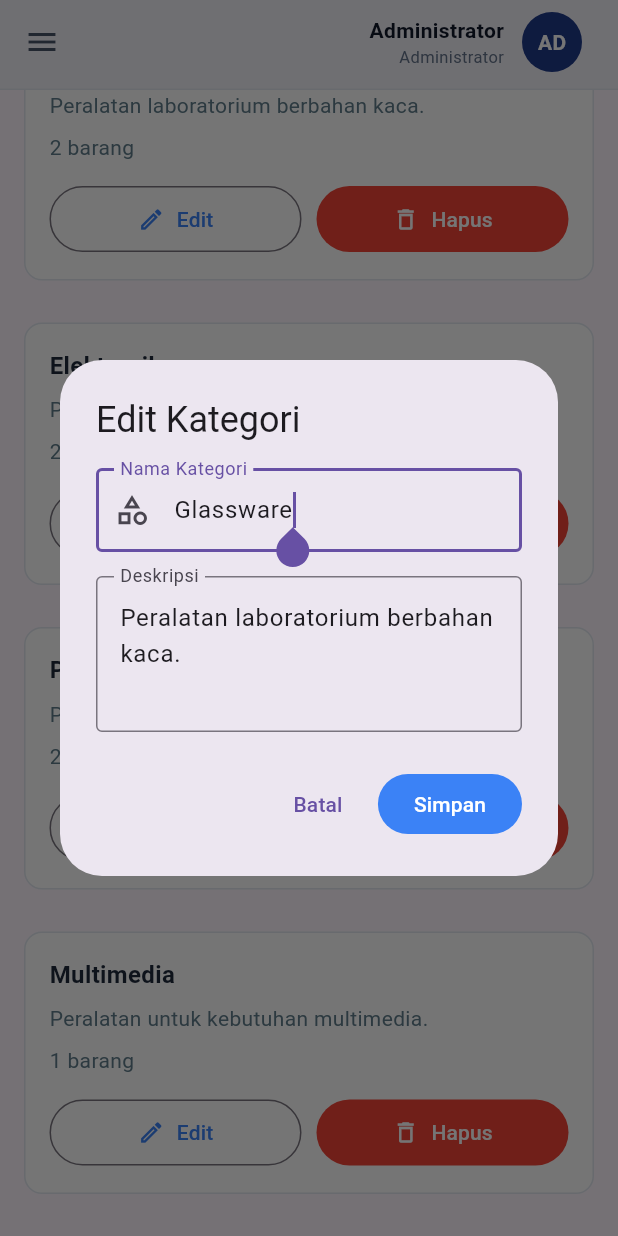
After one commit to Hazsaja/FrontEndPBM_Project_Inventaris, a Flutter app: the KategoriPage screen opened by its route, scrolled down 734 dp, after a tap on "Edit", on a phone screen of 412 x 824 dp. The commit adds this screen. Run offline on Flutter 3.47's test engine with Material 3 defaults, Android fonts, the light colour scheme and no system bars; our stand-ins replace file_picker.

Commit message:
fitur/tambah kategori beserta formnya

```diff
--- a/lib/main.dart
+++ b/lib/main.dart
@@ -5,6 +5,7 @@ import 'page/barang.dart';
 import 'page/location_lab.dart';
 import 'page/katalog.dart';
 import 'page/login.dart';
+import 'page/kategori.dart';
 
 //Jadi setiap kalian bikin page baru tolong diimport disini.
 void main() {
@@ -27,6 +28,7 @@ class MyApp extends StatelessWidget {
         'barang.dart': (context) => Barang(),
         'location_lab.dart': (context) => LocationLab(),
         'katalog.dart': (context) => Katalog(),
+        'kategori.dart': (context) => KategoriPage(),
       },
     );
   }
--- /dev/null
+++ b/lib/model/kategori_model.dart
@@ -0,0 +1,19 @@
+class Kategori {
+  String nama;
+  String deskripsi;
+
+  Kategori({
+    required this.nama,
+    required this.deskripsi,
+  });
+}
+
+class DataBarangInventaris {
+  final String nama;
+  final String kategori;
+
+  DataBarangInventaris({
+    required this.nama,
+    required this.kategori,
+  });
+}
--- /dev/null
+++ b/lib/page/kategori.dart
@@ -0,0 +1,469 @@
+import 'package:flutter/material.dart';
+import 'package:inventaris_v_pbm/sidennavbar/customAppBar.dart';
+
+import '../sidennavbar/sidebar.dart';
+import '../model/kategori_model.dart';
+import '../widgets/kategori_card.dart';
+import 'kategori_form_dialog.dart';
+
+class KategoriPage extends StatefulWidget {
+  const KategoriPage({super.key});
+
+  @override
+  State<KategoriPage> createState() => _KategoriPageState();
+}
+
+class _KategoriPageState extends State<KategoriPage> {
+  final TextEditingController searchController = TextEditingController();
+
+  final List<Kategori> daftarKategori = [
+    Kategori(
+      nama: 'Alat Lab',
+      deskripsi: 'Peralatan untuk kebutuhan laboratorium.',
+    ),
+    Kategori(
+      nama: 'Glassware',
+      deskripsi: 'Peralatan laboratorium berbahan kaca.',
+    ),
+    Kategori(
+      nama: 'Elektronik',
+      deskripsi: 'Peralatan elektronik laboratorium.',
+    ),
+    Kategori(
+      nama: 'Peralatan Komputer',
+      deskripsi: 'Perangkat komputer dan perlengkapannya.',
+    ),
+    Kategori(
+      nama: 'Multimedia',
+      deskripsi: 'Peralatan untuk kebutuhan multimedia.',
+    ),
+  ];
+
+  final List<DataBarangInventaris> daftarBarang = [
+    DataBarangInventaris(nama: 'Mikroskop', kategori: 'Alat Lab'),
+    DataBarangInventaris(nama: 'Gelas Ukur', kategori: 'Glassware'),
+    DataBarangInventaris(nama: 'Multimeter', kategori: 'Elektronik'),
+    DataBarangInventaris(nama: 'Keyboard', kategori: 'Peralatan Komputer'),
+    DataBarangInventaris(nama: 'Proyektor', kategori: 'Multimedia'),
+    DataBarangInventaris(nama: 'Tabung Reaksi', kategori: 'Glassware'),
+    DataBarangInventaris(nama: 'Laptop', kategori: 'Peralatan Komputer'),
+    DataBarangInventaris(nama: 'Osiloskop', kategori: 'Elektronik'),
+  ];
+
+  String kataKunci = '';
+
+  @override
+  void dispose() {
+    searchController.dispose();
+    super.dispose();
+  }
+
+  List<Kategori> get kategoriTampil {
+    final query = kataKunci.trim().toLowerCase();
+
+    if (query.isEmpty) {
+      return daftarKategori;
+    }
+
+    return daftarKategori.where((kategori) {
+      return kategori.nama.toLowerCase().contains(query) ||
+          kategori.deskripsi.toLowerCase().contains(query);
+    }).toList();
+  }
+
+  int hitungBarang(String namaKategori) {
+    return daftarBarang
+        .where((barang) => barang.kategori == namaKategori)
+        .length;
+  }
+
+  Future<void> tampilkanForm({Kategori? kategori}) async {
+    // Simpan referensi kategori yang akan diedit.
+    // Jika null, berarti pengguna sedang menambahkan kategori baru.
+    final Kategori? kategoriEdit = kategori;
+
+    final List<String> namaKategori = daftarKategori
+        .where((item) => !identik(item, kategoriEdit))
+        .map((item) => item.nama)
+        .toList();
+
+    final hasil = await showDialog<Map<String, String>>(
+      context: context,
+      barrierDismissible: false,
+      builder: (dialogContext) {
+        return KategoriFormDialog(
+          kategori: kategoriEdit,
+          namaKategori: namaKategori,
+        );
+      },
+    );
+
+    if (!mounted || hasil == null) {
+      return;
+    }
+
+    final String namaBaru = (hasil['nama'] ?? '').trim();
+    final String deskripsiBaru = (hasil['deskripsi'] ?? '').trim();
+
+    if (namaBaru.isEmpty || deskripsiBaru.isEmpty) {
+      return;
+    }
+
+    setState(() {
+      if (kategoriEdit != null) {
+        // Perbarui kategori yang sudah ada.
+        final String namaLama = kategoriEdit.nama;
+
+        kategoriEdit.nama = namaBaru;
+        kategoriEdit.deskripsi = deskripsiBaru;
+
+        // Sesuaikan nama kategori pada barang yang sudah terhubung.
+        for (final barang in daftarBarang) {
+          if (barang.kategori == namaLama) {
+            // DataBarangInventaris.kategori bersifat final,
+            // jadi barang perlu diganti dengan objek baru.
+            final index = daftarBarang.indexOf(barang);
+
+            daftarBarang[index] = DataBarangInventaris(
+              nama: barang.nama,
+              kategori: namaBaru,
+            );
+          }
+        }
+      } else {
+        // Tambahkan kategori baru.
+        daftarKategori.add(Kategori(nama: namaBaru, deskripsi: deskripsiBaru));
+      }
+    });
+  }
+
+  bool identik(Kategori item, Kategori? kategoriEdit) {
+    return kategoriEdit != null && identical(item, kategoriEdit);
+  }
+
+  void hapusKategori(Kategori kategori) {
+    final int jumlahBarang = hitungBarang(kategori.nama);
+
+    if (jumlahBarang > 0) {
+      ScaffoldMessenger.of(context).showSnackBar(
+        SnackBar(
+          content: Text(
+            'Kategori "${kategori.nama}" tidak dapat dihapus '
+            'karena masih memiliki $jumlahBarang barang.',
+          ),
+          backgroundColor: Colors.orange.shade800,
+        ),
+      );
+      return;
+    }
+
+    showDialog<void>(
+      context: context,
+      builder: (dialogContext) {
+        return AlertDialog(
+          title: const Text('Hapus Kategori'),
+          content: Text(
+            'Apakah kamu yakin ingin menghapus kategori '
+            '"${kategori.nama}"?',
+          ),
+          actions: [
+            TextButton(
+              onPressed: () => Navigator.pop(dialogContext),
+              child: const Text('Batal'),
+            ),
+            ElevatedButton(
+              style: ElevatedButton.styleFrom(
+                backgroundColor: Colors.red,
+                foregroundColor: Colors.white,
+              ),
+              onPressed: () {
+                setState(() {
+                  daftarKategori.remove(kategori);
+                });
+
+                Navigator.pop(dialogContext);
+
+                ScaffoldMessenger.of(context).showSnackBar(
+                  const SnackBar(content: Text('Kategori berhasil dihapus.')),
+                );
+              },
+              child: const Text('Hapus'),
+            ),
+          ],
+        );
+      },
+    );
+  }
+
+  @override
+  Widget build(BuildContext context) {
+    final bool isMobile = MediaQuery.of(context).size.width < 600;
+    final List<Kategori> dataTampil = kategoriTampil;
+
+    return Scaffold(
+      appBar: CustomAppBar(),
+      drawer: const MyDrawer(currentroute: 'kategori.dart'),
+      body: SafeArea(
+        child: SingleChildScrollView(
+          padding: EdgeInsets.all(isMobile ? 16 : 24),
+          child: Column(
+            crossAxisAlignment: CrossAxisAlignment.start,
+            children: [
+              const Text(
+                'Kategori Barang',
+                style: TextStyle(
+                  fontSize: 26,
+                  fontWeight: FontWeight.bold,
+                  color: Color(0xFF172554),
+                ),
+              ),
+              const SizedBox(height: 8),
+              Text(
+                'Kelola kategori barang inventaris laboratorium.',
+                style: TextStyle(fontSize: 14, color: Colors.grey.shade600),
+              ),
+              const SizedBox(height: 24),
+
+              // Ringkasan kategori dan barang.
+              LayoutBuilder(
+                builder: (context, constraints) {
+                  final bool narrow = constraints.maxWidth < 500;
+
+                  return Wrap(
+                    spacing: 16,
+                    runSpacing: 16,
+                    children: [
+                      _buildSummaryCard(
+                        title: 'Total Kategori',
+                        value: daftarKategori.length.toString(),
+                        icon: Icons.category_outlined,
+                        color: const Color(0xFF2563EB),
+                        width: narrow
+                            ? constraints.maxWidth
+                            : (constraints.maxWidth - 16) / 2,
+                      ),
+                      _buildSummaryCard(
+                        title: 'Total Barang',
+                        value: daftarBarang.length.toString(),
+                        icon: Icons.inventory_2_outlined,
+                        color: const Color(0xFF16A34A),
+                        width: narrow
+                            ? constraints.maxWidth
+                            : (constraints.maxWidth - 16) / 2,
+                      ),
+                    ],
+                  );
+                },
+              ),
+              const SizedBox(height: 24),
+
+              // Pencarian dan tombol tambah.
+              if (isMobile) ...[
+                SizedBox(
+                  width: double.infinity,
+                  child: ElevatedButton.icon(
+                    onPressed: () => tampilkanForm(),
+                    icon: const Icon(Icons.add),
+                    label: const Text('Tambah Kategori'),
+                    style: ElevatedButton.styleFrom(
+                      backgroundColor: const Color(0xFF1D4ED8),
+                      foregroundColor: Colors.white,
+                      padding: const EdgeInsets.symmetric(vertical: 14),
+                    ),
+                  ),
+                ),
+                const SizedBox(height: 12),
+                _buildSearchField(),
+              ] else
+                Row(
+                  children: [
+                    Expanded(child: _buildSearchField()),
+                    const SizedBox(width: 16),
+                    ElevatedButton.icon(
+                      onPressed: () => tampilkanForm(),
+                      icon: const Icon(Icons.add),
+                      label: const Text('Tambah Kategori'),
+                      style: ElevatedButton.styleFrom(
+                        backgroundColor: const Color(0xFF1D4ED8),
+                        foregroundColor: Colors.white,
+                        padding: const EdgeInsets.symmetric(
+                          horizontal: 18,
+                          vertical: 16,
+                        ),
+                      ),
+                    ),
+                  ],
+                ),
+
+              const SizedBox(height: 24),
+
+              // Daftar kategori.
+              if (dataTampil.isEmpty)
+                Container(
+                  width: double.infinity,
+                  padding: const EdgeInsets.all(32),
+                  decoration: BoxDecoration(
+                    color: Colors.white,
+                    borderRadius: BorderRadius.circular(12),
+                    border: Border.all(color: Colors.grey.shade200),
+                  ),
+                  child: Column(
+                    children: [
+                      Icon(
+                        Icons.search_off,
+                        size: 48,
+                        color: Colors.grey.shade400,
+                      ),
+                      const SizedBox(height: 12),
+                      Text(
+                        kataKunci.isEmpty
+                            ? 'Belum ada kategori.'
+                            : 'Kategori tidak ditemukan.',
+                        style: TextStyle(
+                          fontSize: 16,
+                          color: Colors.grey.shade600,
+                        ),
+                      ),
+                    ],
+                  ),
+                )
+              else
+                LayoutBuilder(
+                  builder: (context, constraints) {
+                    final int columns = constraints.maxWidth >= 1100
+                        ? 3
+                        : constraints.maxWidth >= 700
+                            ? 2
+                            : 1;
+
+                    final double spacing = 16;
+                    final double cardWidth =
+                        (constraints.maxWidth - (spacing * (columns - 1))) /
+                            columns;
+
+                    return Wrap(
+                      spacing: spacing,
+                      runSpacing: spacing,
+                      children: dataTampil.map((kategori) {
+                        return SizedBox(
+                          width: cardWidth,
+                          child: KategoriCard(
+                            kategori: kategori,
+                            jumlahBarang: hitungBarang(kategori.nama),
+                            isMobile: isMobile,
+                            onEdit: () => tampilkanForm(kategori: kategori),
+                            onDelete: () => hapusKategori(kategori),
+                          ),
+                        );
+                      }).toList(),
+                    );
+                  },
+                ),
+            ],
+          ),
+        ),
+      ),
+    );
+  }
+
+  Widget _buildSearchField() {
+    return TextField(
+      controller: searchController,
+      onChanged: (value) {
+        setState(() {
+          kataKunci = value;
+        });
+      },
+      decoration: InputDecoration(
+        hintText: 'Cari nama atau deskripsi kategori...',
+        prefixIcon: const Icon(Icons.search),
+        suffixIcon: kataKunci.isNotEmpty
+            ? IconButton(
+                tooltip: 'Hapus pencarian',
+                onPressed: () {
+                  searchController.clear();
+                  setState(() {
+                    kataKunci = '';
+                  });
+                },
+                icon: const Icon(Icons.close),
+              )
+            : null,
+        filled: true,
+        fillColor: Colors.white,
+        border: OutlineInputBorder(
+          borderRadius: BorderRadius.circular(10),
+          borderSide: BorderSide(color: Colors.grey.shade300),
+        ),
+        enabledBorder: OutlineInputBorder(
+          borderRadius: BorderRadius.circular(10),
+          borderSide: BorderSide(color: Colors.grey.shade300),
+        ),
+        contentPadding: const EdgeInsets.symmetric(
+          horizontal: 16,
+          vertical: 14,
+        ),
+      ),
+    );
+  }
+
+  Widget _buildSummaryCard({
+    required String title,
+    required String value,
+    required IconData icon,
+    required Color color,
+    required double width,
+  }) {
+    return SizedBox(
+      width: width,
+      child: Container(
+        padding: const EdgeInsets.all(20),
+        decoration: BoxDecoration(
+          color: Colors.white,
+          borderRadius: BorderRadius.circular(12),
+          border: Border.all(color: Colors.grey.shade200),
+          boxShadow: [
+            BoxShadow(
+              color: Colors.black.withValues(alpha: 0.03),
+              blurRadius: 8,
+              offset: const Offset(0, 3),
+            ),
+          ],
+        ),
+        child: Row(
+          children: [
+            Container(
+              padding: const EdgeInsets.all(12),
+              decoration: BoxDecoration(
+                color: color.withValues(alpha: 0.1),
+                borderRadius: BorderRadius.circular(10),
+              ),
+              child: Icon(icon, color: color, size: 26),
+            ),
+            const SizedBox(width: 16),
+            Expanded(
+              child: Column(
+                crossAxisAlignment: CrossAxisAlignment.start,
+                children: [
+                  Text(
+                    title,
+                    style: TextStyle(color: Colors.grey.shade600, fontSize: 13),
+                  ),
+                  const SizedBox(height: 6),
+                  Text(
+                    value,
+                    style: const TextStyle(
+                      fontSize: 24,
+                      fontWeight: FontWeight.bold,
+                      color: Color(0xFF172554),
+                    ),
+                  ),
+                ],
+              ),
+            ),
+          ],
+        ),
+      ),
+    );
+  }
+}
--- /dev/null
+++ b/lib/page/kategori_form_dialog.dart
@@ -0,0 +1,134 @@
+import 'package:flutter/material.dart';
+import '../model/kategori_model.dart';
+
+class KategoriFormDialog extends StatefulWidget {
+  final Kategori? kategori;
+  final List<String> namaKategori;
+
+  const KategoriFormDialog({
+    super.key,
+    this.kategori,
+    required this.namaKategori,
+  });
+
+  @override
+  State<KategoriFormDialog> createState() => _KategoriFormDialogState();
+}
+
+class _KategoriFormDialogState extends State<KategoriFormDialog> {
+  final _formKey = GlobalKey<FormState>();
+
+  late final TextEditingController namaController;
+  late final TextEditingController deskripsiController;
+
+  bool get sedangEdit => widget.kategori != null;
+
+  @override
+  void initState() {
+    super.initState();
+
+    namaController = TextEditingController(text: widget.kategori?.nama ?? '');
+
+    deskripsiController = TextEditingController(
+      text: widget.kategori?.deskripsi ?? '',
+    );
+  }
+
+  @override
+  void dispose() {
+    namaController.dispose();
+    deskripsiController.dispose();
+    super.dispose();
+  }
+
+  void simpan() {
+    if (!_formKey.currentState!.validate()) return;
+
+    Navigator.of(context).pop(<String, String>{
+      'nama': namaController.text.trim(),
+      'deskripsi': deskripsiController.text.trim(),
+    });
+  }
+
+  @override
+  Widget build(BuildContext context) {
+    return AlertDialog(
+      title: Text(sedangEdit ? 'Edit Kategori' : 'Tambah Kategori'),
+      content: SizedBox(
+        width: 420,
+        child: Form(
+          key: _formKey,
+          child: SingleChildScrollView(
+            child: Column(
+              mainAxisSize: MainAxisSize.min,
+              children: [
+                TextFormField(
+                  controller: namaController,
+                  autofocus: true,
+                  textCapitalization: TextCapitalization.words,
+                  decoration: const InputDecoration(
+                    labelText: 'Nama Kategori',
+                    hintText: 'Contoh: Elektronik',
+                    prefixIcon: Icon(Icons.category_outlined),
+                    border: OutlineInputBorder(),
+                  ),
+                  validator: (value) {
+                    if (value == null || value.trim().isEmpty) {
+                      return 'Nama kategori wajib diisi';
+                    }
+
+                    final nama = value.trim().toLowerCase();
+
+                    final namaLama = widget.kategori?.nama.toLowerCase();
+
+                    final duplikat = widget.namaKategori.any((item) {
+                      return item.toLowerCase() == nama &&
+                          item.toLowerCase() != namaLama;
+                    });
+
+                    if (duplikat) {
+                      return 'Nama kategori sudah digunakan';
+                    }
+
+                    return null;
+                  },
+                ),
+                const SizedBox(height: 16),
+                TextFormField(
+                  controller: deskripsiController,
+                  maxLines: 3,
+                  decoration: const InputDecoration(
+                    labelText: 'Deskripsi',
+                    hintText: 'Masukkan deskripsi kategori',
+                    alignLabelWithHint: true,
+                    border: OutlineInputBorder(),
+                  ),
+                  validator: (value) {
+                    if (value == null || value.trim().isEmpty) {
+                      return 'Deskripsi wajib diisi';
+                    }
+
+                    return null;
+                  },
+                ),
+              ],
+            ),
+          ),
+        ),
+      ),
+      actions: [
+        TextButton(
+          onPressed: () => Navigator.of(context).pop(),
+          child: const Text('Batal'),
+        ),
+        FilledButton(
+          onPressed: simpan,
+          style: FilledButton.styleFrom(
+            backgroundColor: const Color(0xFF3B82F6),
+          ),
+          child: const Text('Simpan'),
+        ),
+      ],
+    );
+  }
+}
--- /dev/null
+++ b/lib/widgets/kategori_card.dart
@@ -0,0 +1,87 @@
+import 'package:flutter/material.dart';
+import '../model/kategori_model.dart';
+
+class KategoriCard extends StatelessWidget {
+  final Kategori kategori;
+  final int jumlahBarang;
+  final bool isMobile;
+  final VoidCallback onEdit;
+  final VoidCallback onDelete;
+
+  const KategoriCard({
+    super.key,
+    required this.kategori,
+    required this.jumlahBarang,
+    required this.isMobile,
+    required this.onEdit,
+    required this.onDelete,
+  });
+
+  @override
+  Widget build(BuildContext context) {
+    const primaryColor = Color(0xFF1E293B);
+    const activeColor = Color(0xFF3B82F6);
+
+    return Container(
+      width: double.infinity,
+      margin: const EdgeInsets.only(bottom: 12),
+      padding: const EdgeInsets.all(16),
+      decoration: BoxDecoration(
+        color: Colors.white,
+        borderRadius: BorderRadius.circular(12),
+        border: Border.all(color: const Color(0xFFE2E8F0)),
+      ),
+      child: Column(
+        crossAxisAlignment: CrossAxisAlignment.start,
+        children: [
+          Text(
+            kategori.nama,
+            style: TextStyle(
+              fontSize: isMobile ? 16 : 18,
+              fontWeight: FontWeight.bold,
+              color: primaryColor,
+            ),
+          ),
+          const SizedBox(height: 8),
+          Text(
+            kategori.deskripsi,
+            style: const TextStyle(fontSize: 14, color: Colors.blueGrey),
+          ),
+          const SizedBox(height: 8),
+          Text(
+            '$jumlahBarang barang',
+            style: const TextStyle(fontSize: 14, color: Colors.blueGrey),
+          ),
+          const SizedBox(height: 14),
+          Row(
+            children: [
+              Expanded(
+                child: OutlinedButton.icon(
+                  onPressed: onEdit,
+                  icon: const Icon(Icons.edit_outlined, size: 18),
+                  label: const Text('Edit'),
+                  style: OutlinedButton.styleFrom(
+                    foregroundColor: activeColor,
+                    padding: const EdgeInsets.symmetric(vertical: 12),
+                  ),
+                ),
+              ),
+              const SizedBox(width: 10),
+              Expanded(
+                child: FilledButton.icon(
+                  onPressed: onDelete,
+                  icon: const Icon(Icons.delete_outline, size: 18),
+                  label: const Text('Hapus'),
+                  style: FilledButton.styleFrom(
+                    backgroundColor: Colors.red,
+                    padding: const EdgeInsets.symmetric(vertical: 12),
+                  ),
+                ),
+              ),
+            ],
+          ),
+        ],
+      ),
+    );
+  }
+}
```
